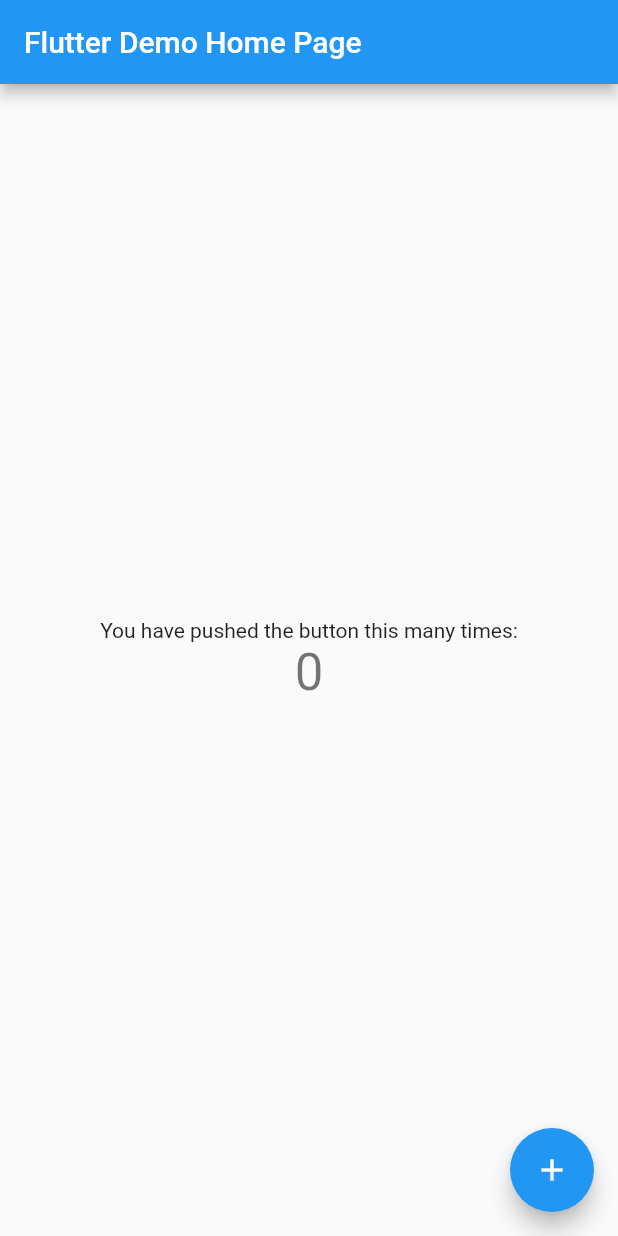
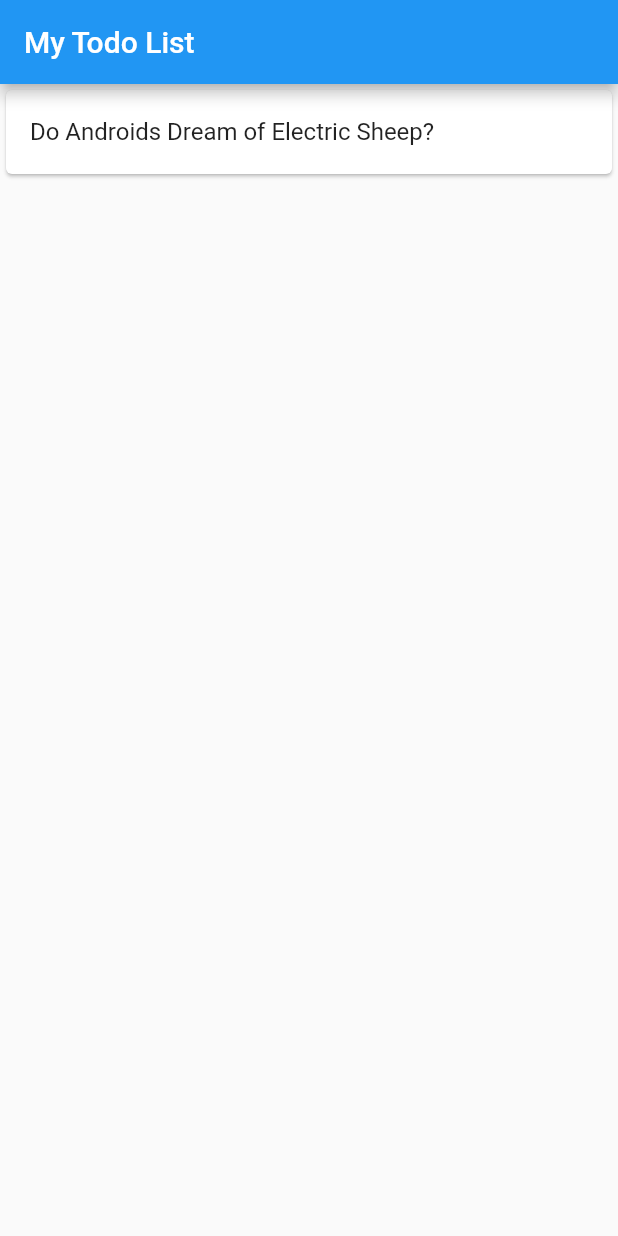
Before and after one commit to sherpa1/my-top-list, a Flutter app: the screen it shows after launch, on a phone screen of 412 x 824 dp. Run offline on Flutter 3.47's test engine with Material 2 defaults, Android fonts, the phone set to English and light mode, and no system bars.

Commit message:
add widgets, models, static data

```diff
--- /dev/null
+++ b/lib/data/items.dart
@@ -0,0 +1,8 @@
+import 'package:my_top_list/models/Item.dart';
+
+List<Item> items = [
+  Item(
+      desc:
+          "The novel The Bladerunner (also published as The Blade Runner) is a 1974 science fiction novel by Alan E. Nourse, about underground medical services and smuggling. It was the source for the name, but no major plot elements, of the 1982 film Blade Runner, adapted from the novel Do Androids Dream of Electric Sheep? by Philip K. Dick,[1] though elements of the Nourse novel recur in a pair of 2002 films also largely adapted from Dick's work, Impostor and Minority Report. ",
+      title: "Do Androids Dream of Electric Sheep?"),
+];
--- /dev/null
+++ b/lib/data/tags.dart
@@ -0,0 +1,6 @@
+import 'package:my_top_list/models/Tag.dart';
+
+List<Tag> tags = [
+  Tag('Sci-Fi'),
+  Tag('Dystopian'),
+];
--- a/lib/main.dart
+++ b/lib/main.dart
@@ -1,117 +1,6 @@
 import 'package:flutter/material.dart';
+import 'package:my_top_list/widgets/app/MyTopList.dart';
 
 void main() {
-  runApp(MyApp());
+  runApp(MyTopList());
 }
-
-class MyApp extends StatelessWidget {
-  // This widget is the root of your application.
-  @override
-  Widget build(BuildContext context) {
-    return MaterialApp(
-      title: 'Flutter Demo',
-      theme: ThemeData(
-        // This is the theme of your application.
-        //
-        // Try running your application with "flutter run". You'll see the
-        // application has a blue toolbar. Then, without quitting the app, try
-        // changing the primarySwatch below to Colors.green and then invoke
-        // "hot reload" (press "r" in the console where you ran "flutter run",
-        // or simply save your changes to "hot reload" in a Flutter IDE).
-        // Notice that the counter didn't reset back to zero; the application
-        // is not restarted.
-        primarySwatch: Colors.blue,
-        // This makes the visual density adapt to the platform that you run
-        // the app on. For desktop platforms, the controls will be smaller and
-        // closer together (more dense) than on mobile platforms.
-        visualDensity: VisualDensity.adaptivePlatformDensity,
-      ),
-      home: MyHomePage(title: 'Flutter Demo Home Page'),
-    );
-  }
-}
-
-class MyHomePage extends StatefulWidget {
-  MyHomePage({Key key, this.title}) : super(key: key);
-
-  // This widget is the home page of your application. It is stateful, meaning
-  // that it has a State object (defined below) that contains fields that affect
-  // how it looks.
-
-  // This class is the configuration for the state. It holds the values (in this
-  // case the title) provided by the parent (in this case the App widget) and
-  // used by the build method of the State. Fields in a Widget subclass are
-  // always marked "final".
-
-  final String title;
-
-  @override
-  _MyHomePageState createState() => _MyHomePageState();
-}
-
-class _MyHomePageState extends State<MyHomePage> {
-  int _counter = 0;
-
-  void _incrementCounter() {
-    setState(() {
-      // This call to setState tells the Flutter framework that something has
-      // changed in this State, which causes it to rerun the build method below
-      // so that the display can reflect the updated values. If we changed
-      // _counter without calling setState(), then the build method would not be
-      // called again, and so nothing would appear to happen.
-      _counter++;
-    });
-  }
-
-  @override
-  Widget build(BuildContext context) {
-    // This method is rerun every time setState is called, for instance as done
-    // by the _incrementCounter method above.
-    //
-    // The Flutter framework has been optimized to make rerunning build methods
-    // fast, so that you can just rebuild anything that needs updating rather
-    // than having to individually change instances of widgets.
-    return Scaffold(
-      appBar: AppBar(
-        // Here we take the value from the MyHomePage object that was created by
-        // the App.build method, and use it to set our appbar title.
-        title: Text(widget.title),
-      ),
-      body: Center(
-        // Center is a layout widget. It takes a single child and positions it
-        // in the middle of the parent.
-        child: Column(
-          // Column is also a layout widget. It takes a list of children and
-          // arranges them vertically. By default, it sizes itself to fit its
-          // children horizontally, and tries to be as tall as its parent.
-          //
-          // Invoke "debug painting" (press "p" in the console, choose the
-          // "Toggle Debug Paint" action from the Flutter Inspector in Android
-          // Studio, or the "Toggle Debug Paint" command in Visual Studio Code)
-          // to see the wireframe for each widget.
-          //
-          // Column has various properties to control how it sizes itself and
-          // how it positions its children. Here we use mainAxisAlignment to
-          // center the children vertically; the main axis here is the vertical
-          // axis because Columns are vertical (the cross axis would be
-          // horizontal).
-          mainAxisAlignment: MainAxisAlignment.center,
-          children: <Widget>[
-            Text(
-              'You have pushed the button this many times:',
-            ),
-            Text(
-              '$_counter',
-              style: Theme.of(context).textTheme.headline4,
-            ),
-          ],
-        ),
-      ),
-      floatingActionButton: FloatingActionButton(
-        onPressed: _incrementCounter,
-        tooltip: 'Increment',
-        child: Icon(Icons.add),
-      ), // This trailing comma makes auto-formatting nicer for build methods.
-    );
-  }
-}
--- /dev/null
+++ b/lib/models/Item.dart
@@ -0,0 +1,40 @@
+import 'package:my_top_list/models/Tag.dart';
+
+class Item {
+  static const List<String> TYPES = [
+    'ARTWORK',
+    'BOOK',
+    'CARTOON',
+    'COMICS',
+    'DRAMA',
+    'DOCUMENTARY',
+    'MOVIE',
+    'PLACE',
+    'SHOW',
+    'SONG',
+  ];
+
+  String author; //if relevant
+  String title; //must be unique
+  String desc; //description
+  String image; //url of a remote image
+  String _type;
+  int rate; //min 0 max 5
+  bool done; // if item is a Book = read, if item is a Movie = listened...
+  List<Tag> tags = []; //list of tags
+
+  Item({this.title, this.desc});
+
+  get type {
+    return this._type;
+  }
+
+  set type(String t) {
+    if (Item.TYPES.indexOf(t.toUpperCase()) != -1) {
+      this._type = t;
+    } else {
+      throw Exception(
+          "the item type must be one of the following types ${Item.TYPES.toString()}");
+    }
+  }
+}
--- /dev/null
+++ b/lib/models/Tag.dart
@@ -0,0 +1,5 @@
+class Tag {
+  String title; //must be unique
+
+  Tag(this.title);
+}
--- /dev/null
+++ b/lib/widgets/app/MyTopList.dart
@@ -0,0 +1,20 @@
+import 'package:flutter/material.dart';
+import 'package:my_top_list/widgets/pages/HomePage.dart';
+
+class MyTopList extends StatelessWidget {
+  final String _title = "My Todo List";
+
+  @override
+  Widget build(BuildContext context) {
+    return MaterialApp(
+      title: _title,
+      theme: ThemeData(
+        primarySwatch: Colors.blue,
+        visualDensity: VisualDensity.adaptivePlatformDensity,
+      ),
+      home: HomePage(
+        title: _title,
+      ),
+    );
+  }
+}
--- /dev/null
+++ b/lib/widgets/pages/HomePage.dart
@@ -0,0 +1,49 @@
+import 'package:flutter/material.dart';
+import 'package:my_top_list/models/Item.dart';
+
+import 'package:my_top_list/data/items.dart' as staticData;
+
+class HomePage extends StatefulWidget {
+  HomePage({Key key, this.title}) : super(key: key);
+
+  final String title;
+
+  @override
+  _HomePageState createState() => _HomePageState();
+}
+
+class _HomePageState extends State<HomePage> {
+  List<Item> _items;
+
+  @override
+  void initState() {
+    _items = staticData.items;
+
+    super.initState();
+  }
+
+  @override
+  Widget build(BuildContext context) {
+    return Scaffold(
+      appBar: AppBar(
+        title: Text(widget.title),
+      ),
+      body: Center(
+        child: ListView.builder(
+          itemCount: _items.length,
+          itemBuilder: (BuildContext context, int index) {
+            final Item item = _items[index];
+
+            return Card(
+              child: ListTile(
+                title: Text(
+                  item.title,
+                ),
+              ),
+            );
+          },
+        ),
+      ),
+    );
+  }
+}
```
Also changed, not shown: 2 other files.
